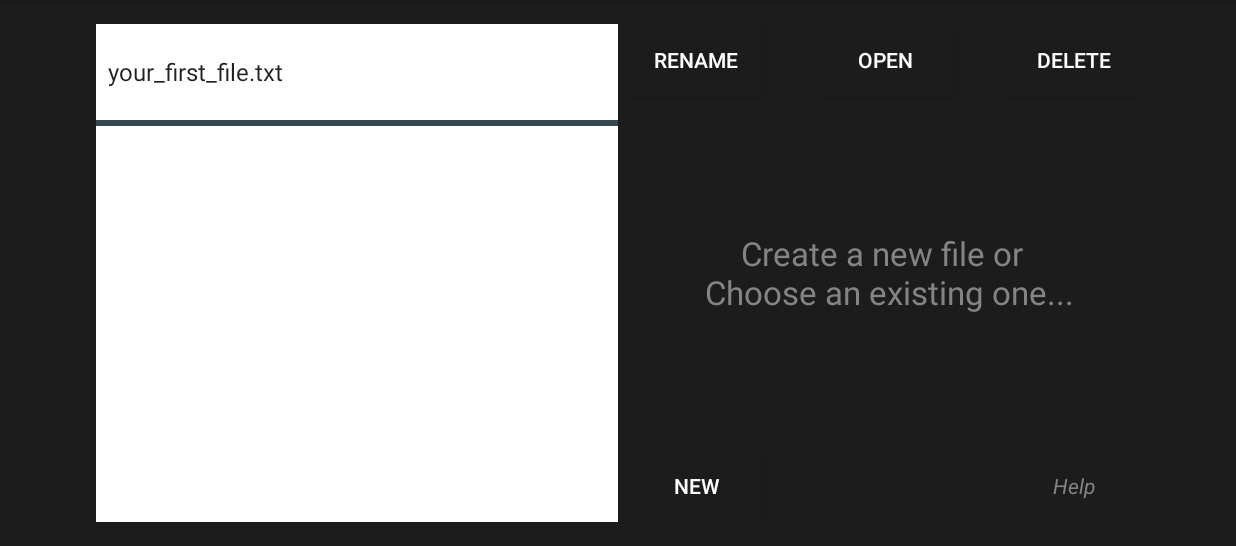
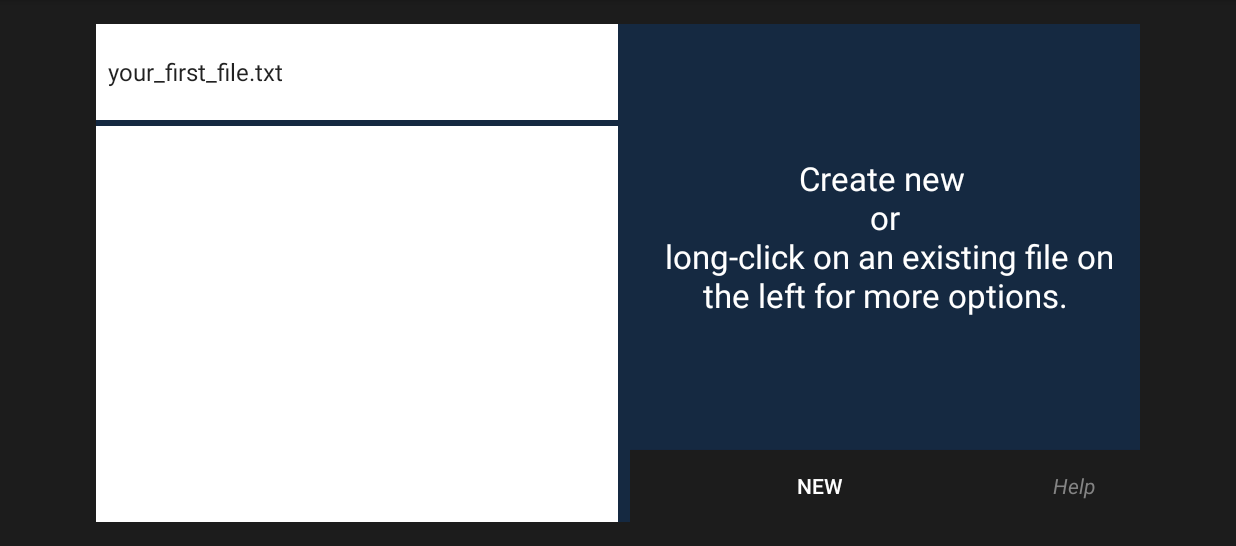
Before and after one commit to khoaltn/TexMob, an Android app: the screen it shows after launch (Home), on a phone screen of 824 x 412 dp (held sideways), the part 72-618 px from its top. Run offline under Robolectric (Android 15) with nearby library versions, the phone set to English and light mode, and no system bars.

Commit message:
Added context menu, some new layout formatting

```diff
--- a/app/src/main/res/layout/activity_edit.xml
+++ b/app/src/main/res/layout/activity_edit.xml
@@ -100,7 +100,7 @@
             android:id="@+id/inputLatexCode"
             android:layout_column="0"
             android:hint="@string/HintLatexInput"
-            android:background="#000000"
+            android:background="#152941"
             android:textColor="#FFFFFF"
             android:layout_weight="1"
             android:textColorHint="#848484"
--- a/app/src/main/res/layout/activity_home.xml
+++ b/app/src/main/res/layout/activity_home.xml
@@ -18,9 +18,9 @@
             android:choiceMode="singleChoice"
             android:background="#FFFFFF"
             android:clickable="true"
-            android:listSelector="#848484"
+            android:listSelector="#2E5B91"
             android:fastScrollAlwaysVisible="false"
-            android:divider="@color/material_blue_grey_800"
+            android:divider="#152941"
             android:dividerHeight="@dimen/abc_control_inset_material"
             android:fastScrollEnabled="true" />
 
@@ -29,50 +29,8 @@
             android:layout_height="match_parent"
             android:layout_weight="1"
             android:layout_gravity="right"
-            android:paddingLeft="@dimen/abc_action_bar_default_padding_material">
-
-            <Button
-                android:layout_width="wrap_content"
-                android:layout_height="wrap_content"
-                android:text="Rename"
-                android:id="@+id/buttonRename"
-                android:layout_row="0"
-                android:layout_column="0"
-                android:background="#1C1C1C"
-                android:textColor="#FFFFFF"
-                android:layout_columnWeight="1"
-                android:clickable="true"
-                android:layout_gravity="center_horizontal"
-                android:onClick="renameFile" />
-
-            <Button
-                android:layout_width="wrap_content"
-                android:layout_height="wrap_content"
-                android:text="@string/buttonOpenText"
-                android:id="@+id/buttonOpen"
-                android:layout_row="0"
-                android:layout_column="1"
-                android:background="#1C1C1C"
-                android:textColor="#FFFFFF"
-                android:layout_columnWeight="1"
-                android:layout_gravity="center_horizontal"
-                android:clickable="true"
-                android:nestedScrollingEnabled="false"
-                android:onClick="openExisting" />
-
-            <Button
-                android:layout_width="wrap_content"
-                android:layout_height="wrap_content"
-                android:text="@string/buttonDelText"
-                android:id="@+id/buttonDel"
-                android:layout_row="0"
-                android:layout_column="2"
-                android:background="#1C1C1C"
-                android:textColor="#FFFFFF"
-                android:layout_columnWeight="1"
-                android:clickable="true"
-                android:layout_gravity="center_horizontal"
-                android:onClick="deleteFile" />
+            android:paddingLeft="@dimen/abc_action_bar_default_padding_material"
+            android:background="#152941">
 
             <TextView
                 android:layout_width="match_parent"
@@ -81,12 +39,13 @@
                 android:text="@string/homeInstructions"
                 android:id="@+id/instructions"
                 android:layout_weight="1.05"
-                android:textColor="#848484"
+                android:textColor="#FFFFFF"
                 android:layout_gravity="center_vertical"
                 android:gravity="center|center_vertical|center_horizontal"
                 android:layout_row="1"
                 android:layout_column="0"
-                android:layout_columnSpan="3" />
+                android:layout_columnSpan="2"
+                android:layout_rowSpan="1" />
 
             <Button
                 android:layout_width="wrap_content"
@@ -97,23 +56,20 @@
                 android:layout_column="0"
                 android:background="#1C1C1C"
                 android:textColor="#FFFFFF"
-                android:layout_columnWeight="1"
-                android:layout_gravity="center_horizontal"
+                android:layout_gravity="fill_horizontal"
                 android:onClick="openNew"
                 android:clickable="true"
-                android:nestedScrollingEnabled="false" />
+                android:nestedScrollingEnabled="false"
+                android:layout_rowSpan="1" />
 
             <Button
                 style="@style/AppTheme"
                 android:layout_width="wrap_content"
                 android:layout_height="wrap_content"
-                android:text="Help"
+                android:text="@string/buttonHelpText"
                 android:id="@+id/buttonHelp"
-                android:layout_above="@+id/linearLayout"
-                android:layout_alignParentRight="true"
-                android:layout_alignParentEnd="true"
                 android:layout_row="2"
-                android:layout_column="2"
+                android:layout_column="1"
                 android:background="#1C1C1C"
                 android:textColor="#848484"
                 android:textStyle="italic"
--- /dev/null
+++ b/app/src/main/res/menu/menu_file_list.xml
@@ -0,0 +1,11 @@
+<?xml version="1.0" encoding="utf-8"?>
+<menu xmlns:android="http://schemas.android.com/apk/res/android">
+    <item android:id="@+id/open"
+          android:title="@string/buttonOpenText" />
+
+    <item android:id="@+id/rename"
+          android:title="@string/buttonRenameText" />
+
+    <item android:id="@+id/delete"
+          android:title="@string/buttonDelText" />
+</menu>
--- a/app/src/main/res/values/strings.xml
+++ b/app/src/main/res/values/strings.xml
@@ -7,7 +7,7 @@
     <string name="SampleValue">Sample</string>
     <string name="HintLatexInput">Type LaTeX here...</string>
     <string name="title_activity_home">Home</string>
-    <string name="homeInstructions">Create a new file or \n Choose an existing one...</string>
+    <string name="homeInstructions">Create new \n or \n long-click on an existing file on the left for more options.</string>
     <string name="buttonDelText">Delete</string>
     <string name="buttonOpenText">Open</string>
     <string name="buttonNewText">New</string>
@@ -20,7 +20,7 @@
 
     <!-- Tutorial instructions -->
     <string name="tutorial1Text">
-        First, create a new file or choose an existing one from the list on your left to open and edit, or to delete it.</string>
+        First, create a new file or choose an existing one from the list on your left to open, rename, or to delete it.</string>
     <string name="tutorial2Text">
         Type your LaTeX code where indicated.
         Press Save Code to save your changes in the code.
@@ -30,4 +30,6 @@
         Press Export to save the image to your Photos.
         Press Home to go back to Home screen.
     </string>
+    <string name="buttonRenameText">Rename</string>
+    <string name="buttonHelpText">Help</string>
 </resources>
```
Also changed, not shown: app/src/main/java/com/ebookfrenzy/finalproject/Home.java (+37 -8 lines), 2 other files.
